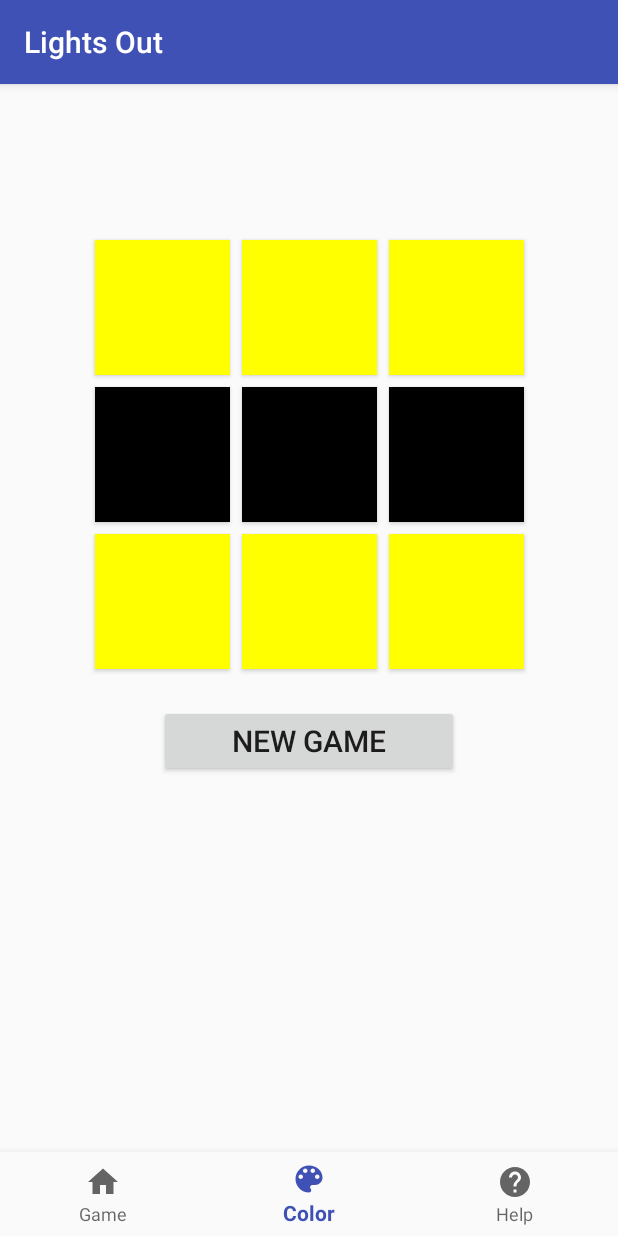
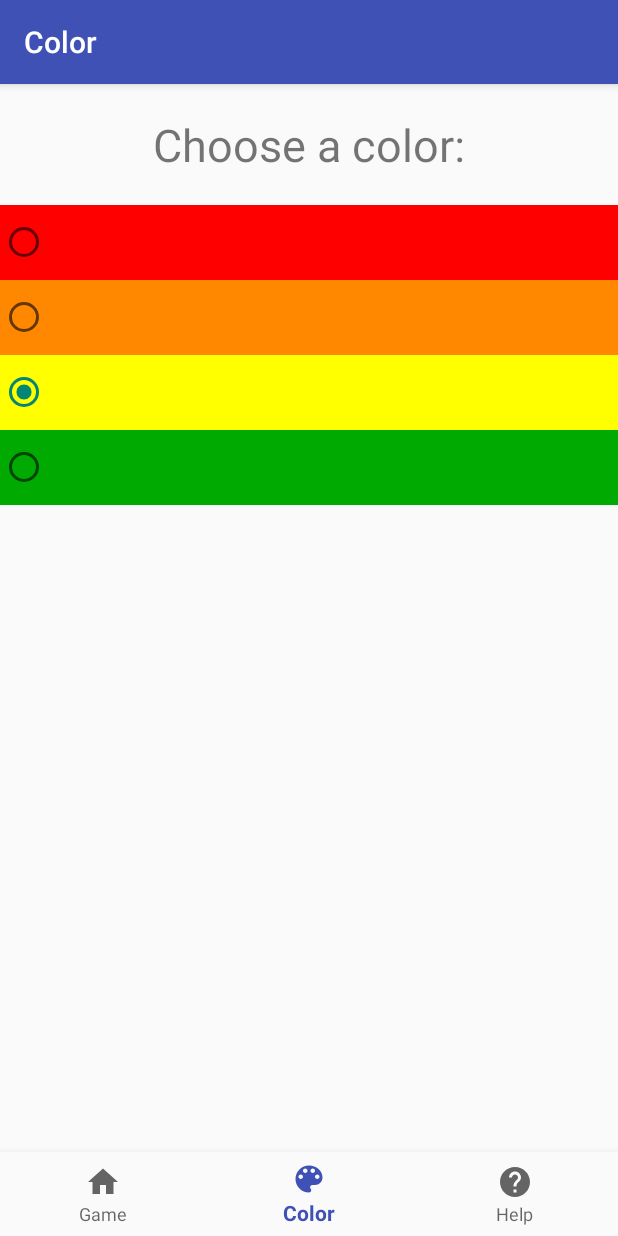
Before and after one commit to clofaso/Lights_Out_Nav, an Android app: the screen it shows after launch (MainActivity), item 2 of the bottom bar chosen, on a phone screen of 412 x 824 dp. Run offline under Robolectric (Android 15) with nearby library versions, the phone set to English and light mode, and no system bars; our stand-ins replace navigation-ui.

Commit message:
Successfully implemented bottom navigation bar and functionality

```diff
--- a/app/src/main/java/com/zybooks/lightsoutnav/MainActivity.java
+++ b/app/src/main/java/com/zybooks/lightsoutnav/MainActivity.java
@@ -1,8 +1,14 @@
 package com.zybooks.lightsoutnav;
 
 import androidx.appcompat.app.AppCompatActivity;
+import androidx.navigation.NavController;
+import androidx.navigation.fragment.NavHostFragment;
+import androidx.navigation.ui.AppBarConfiguration;
+import androidx.navigation.ui.NavigationUI;
 
 import android.os.Bundle;
+
+import com.google.android.material.bottomnavigation.BottomNavigationView;
 
 public class MainActivity extends AppCompatActivity {
 
@@ -10,5 +16,20 @@ public class MainActivity extends AppCompatActivity {
     protected void onCreate(Bundle savedInstanceState) {
         super.onCreate(savedInstanceState);
         setContentView(R.layout.activity_main);
+
+        BottomNavigationView navView = findViewById(R.id.nav_view);
+        NavHostFragment navHostFragment = (NavHostFragment) getSupportFragmentManager()
+                .findFragmentById(R.id.nav_host_fragment);
+
+        if (navHostFragment != null) {
+            NavController navController = navHostFragment.getNavController();
+
+            AppBarConfiguration appBarConfig = new AppBarConfiguration.Builder(
+                    R.id.navigation_game, R.id.navigation_color, R.id.navigation_help)
+                    .build();
+
+            NavigationUI.setupActionBarWithNavController(this, navController, appBarConfig);
+            NavigationUI.setupWithNavController(navView, navController);
+        }
     }
 }
```
